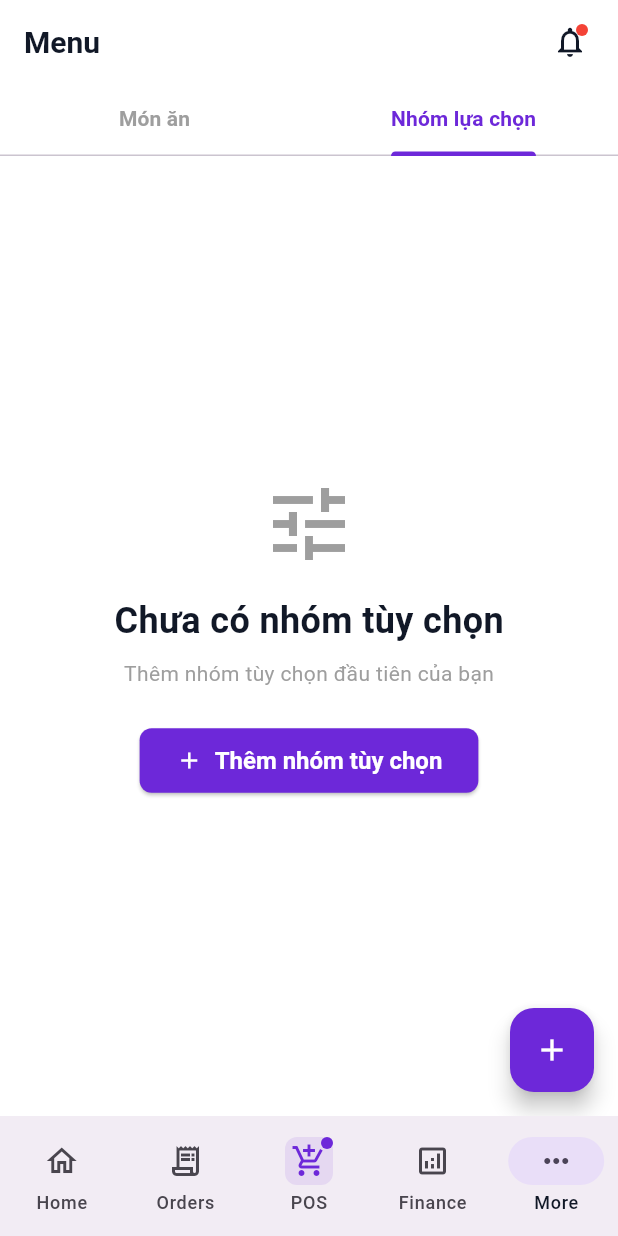
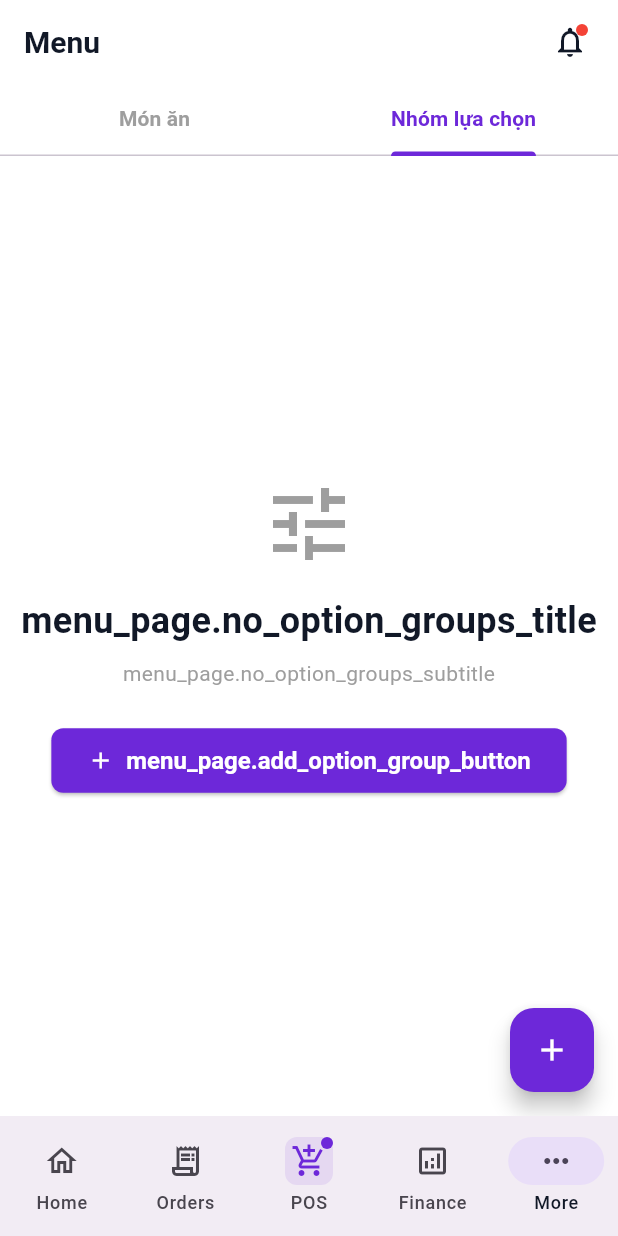
Before and after one commit to nhutquangnguyen/oishimenu-app, a Flutter app: the MenuPage screen opened by its route, tab 2 chosen, on a phone screen of 412 x 824 dp. Run offline on Flutter 3.47's test engine with Material 3 defaults, Android fonts, the phone set to English and light mode, and no system bars; our stand-ins replace easy_localization, fl_chart, flutter_riverpod, go_router, hive, hive_flutter and 5 more; accounts and stored records are empty.

Commit message:
Translate Menu page (40+ strings)
Replaced Vietnamese and English strings with translation keys:
- Empty option groups state (title, subtitle, button)
- Delete menu item dialog and messages
- Edit option group dialog
- Delete option group dialog and messages
- Add menu item/category options
- Category creation dialog
- Category/item reorder messages
- Item reorder dialog

All strings use easy_localization .tr() method with named arguments
for dynamic content (names, positions, errors).

🤖 Generated with [Claude Code](https://claude.com/claude-code)

Co-Authored-By: Claude <noreply@anthropic.com>

```diff
--- a/lib/features/menu/presentation/pages/menu_page.dart
+++ b/lib/features/menu/presentation/pages/menu_page.dart
@@ -1,6 +1,7 @@
 import 'package:flutter/material.dart';
 import 'package:flutter_riverpod/flutter_riverpod.dart';
 import 'package:go_router/go_router.dart';
+import 'package:easy_localization/easy_localization.dart';
 import '../../../../models/menu_item.dart';
 import '../../../../models/menu_options.dart';
 import '../../services/menu_service.dart';
@@ -350,15 +351,15 @@ class _MenuPageState extends ConsumerState<MenuPage> with TickerProviderStateMix
     final filteredGroups = _optionGroups;
 
     if (filteredGroups.isEmpty) {
-      final iconData = Icons.tune_outlined;
-      final title = 'Chưa có nhóm tùy chọn';
-      final subtitle = 'Thêm nhóm tùy chọn đầu tiên của bạn';
+      const iconData = Icons.tune_outlined;
+      final title = 'menu_page.no_option_groups_title'.tr();
+      final subtitle = 'menu_page.no_option_groups_subtitle'.tr();
 
       return Center(
         child: Column(
           mainAxisAlignment: MainAxisAlignment.center,
           children: [
-            Icon(iconData, size: 64, color: Colors.grey),
+            const Icon(iconData, size: 64, color: Colors.grey),
             const SizedBox(height: 16),
             Text(
               title,
@@ -373,7 +374,7 @@ class _MenuPageState extends ConsumerState<MenuPage> with TickerProviderStateMix
             ElevatedButton.icon(
               onPressed: () => _showAddOptionGroupDialog(),
               icon: const Icon(Icons.add),
-              label: const Text('Thêm nhóm tùy chọn'),
+              label: Text('menu_page.add_option_group_button'.tr()),
             ),
           ],
         ),
@@ -741,8 +742,8 @@ class _MenuPageState extends ConsumerState<MenuPage> with TickerProviderStateMix
     final confirm = await showDialog<bool>(
       context: context,
       builder: (context) => AlertDialog(
-        title: const Text('Delete Menu Item'),
-        content: Text('Are you sure you want to delete "${item.name}"?'),
+        title: Text('menu_page.delete_item_title'.tr()),
+        content: Text('menu_page.delete_item_message'.tr(namedArgs: {'name': item.name})),
         actions: [
           TextButton(
             onPressed: () => Navigator.pop(context, false),
@@ -750,7 +751,7 @@ class _MenuPageState extends ConsumerState<MenuPage> with TickerProviderStateMix
           ),
           TextButton(
             onPressed: () => Navigator.pop(context, true),
-            child: const Text('Delete', style: TextStyle(color: Colors.red)),
+            child: Text('menu_page.delete_button'.tr(), style: const TextStyle(color: Colors.red)),
           ),
         ],
       ),
@@ -764,8 +765,8 @@ class _MenuPageState extends ConsumerState<MenuPage> with TickerProviderStateMix
           await _loadMenuData();
           if (mounted) {
             ScaffoldMessenger.of(context).showSnackBar(
-              const SnackBar(
-                content: Text('Menu item deleted successfully'),
+              SnackBar(
+                content: Text('menu_page.delete_item_success'.tr()),
                 backgroundColor: Colors.green,
               ),
             );
@@ -775,7 +776,7 @@ class _MenuPageState extends ConsumerState<MenuPage> with TickerProviderStateMix
         if (mounted) {
           ScaffoldMessenger.of(context).showSnackBar(
             SnackBar(
-              content: Text('Error deleting item: $e'),
+              content: Text('menu_page.delete_item_error'.tr(namedArgs: {'error': e.toString()})),
               backgroundColor: Colors.red,
             ),
           );
@@ -842,15 +843,15 @@ class _MenuPageState extends ConsumerState<MenuPage> with TickerProviderStateMix
       context: context,
       barrierDismissible: false,
       builder: (context) => AlertDialog(
-        title: const Text('Chỉnh sửa nhóm tùy chọn ⚡'),
+        title: Text('menu_page.edit_option_group_title'.tr()),
         content: SingleChildScrollView(
           child: Column(
             mainAxisSize: MainAxisSize.min,
             children: [
-              Text('Đang chỉnh sửa: "${group.name}"'),
+              Text('menu_page.editing_group'.tr(namedArgs: {'name': group.name})),
               const SizedBox(height: 16),
               Text(
-                'Tính năng chỉnh sửa đang được phát triển.\nHiện tại bạn có thể xem và quản lý các nhóm tùy chọn.',
+                'menu_page.edit_group_message'.tr(),
                 style: TextStyle(color: Colors.grey[600]),
                 textAlign: TextAlign.center,
               ),
@@ -860,7 +861,7 @@ class _MenuPageState extends ConsumerState<MenuPage> with TickerProviderStateMix
         actions: [
           TextButton(
             onPressed: () => Navigator.pop(context),
-            child: const Text('Đóng'),
+            child: Text('menu_page.close_button'.tr()),
           ),
           ElevatedButton(
             onPressed: () {
@@ -869,7 +870,7 @@ class _MenuPageState extends ConsumerState<MenuPage> with TickerProviderStateMix
               // For now, navigate to dedicated editor if needed
               context.go('/menu/option-groups/${group.id}/edit');
             },
-            child: const Text('Mở trình chỉnh sửa'),
+            child: Text('menu_page.open_editor_button'.tr()),
           ),
         ],
       ),
@@ -880,15 +881,15 @@ class _MenuPageState extends ConsumerState<MenuPage> with TickerProviderStateMix
     showDialog(
       context: context,
       builder: (context) => AlertDialog(
-        title: const Text('Xóa nhóm tùy chọn'),
+        title: Text('menu_page.delete_option_group_title'.tr()),
         content: Column(
           mainAxisSize: MainAxisSize.min,
           crossAxisAlignment: CrossAxisAlignment.start,
           children: [
-            Text('Bạn có chắc chắn muốn xóa "${group.name}"?'),
+            Text('menu_page.delete_option_group_message'.tr(namedArgs: {'name': group.name})),
             const SizedBox(height: 8),
             Text(
-              'Hành động này không thể hoàn tác.',
+              'menu_page.cannot_undo_message'.tr(),
               style: TextStyle(
                 color: Colors.red[600],
                 fontSize: 12,
@@ -899,7 +900,7 @@ class _MenuPageState extends ConsumerState<MenuPage> with TickerProviderStateMix
         actions: [
           TextButton(
             onPressed: () => Navigator.pop(context),
-            child: const Text('Hủy'),
+            child: Text('menu_page.cancel_button'.tr()),
           ),
           TextButton(
             onPressed: () async {
@@ -907,7 +908,7 @@ class _MenuPageState extends ConsumerState<MenuPage> with TickerProviderStateMix
               await _deleteOptionGroup(group);
             },
             style: TextButton.styleFrom(foregroundColor: Colors.red),
-            child: const Text('Xóa'),
+            child: Text('menu_page.delete_button'.tr()),
           ),
         ],
       ),
@@ -925,14 +926,14 @@ class _MenuPageState extends ConsumerState<MenuPage> with TickerProviderStateMix
 
           ScaffoldMessenger.of(context).showSnackBar(
             SnackBar(
-              content: Text('Đã xóa "${group.name}"'),
+              content: Text('menu_page.delete_group_success'.tr(namedArgs: {'name': group.name})),
               backgroundColor: Colors.green,
             ),
           );
         } else {
           ScaffoldMessenger.of(context).showSnackBar(
             SnackBar(
-              content: Text('Lỗi khi xóa "${group.name}"'),
+              content: Text('menu_page.delete_group_error'.tr(namedArgs: {'name': group.name})),
               backgroundColor: Colors.red,
             ),
           );
@@ -942,7 +943,7 @@ class _MenuPageState extends ConsumerState<MenuPage> with TickerProviderStateMix
       if (mounted) {
         ScaffoldMessenger.of(context).showSnackBar(
           SnackBar(
-            content: Text('Lỗi: $e'),
+            content: Text('menu_page.error'.tr(namedArgs: {'error': e.toString()})),
             backgroundColor: Colors.red,
           ),
         );
@@ -1023,8 +1024,8 @@ class _MenuPageState extends ConsumerState<MenuPage> with TickerProviderStateMix
                 ),
                 child: Icon(Icons.restaurant_menu, color: Colors.green[600]),
               ),
-              title: const Text('Add Menu Item'),
-              subtitle: const Text('Add a new item to your menu'),
+              title: Text('menu_page.add_menu_item_title'.tr()),
+              subtitle: Text('menu_page.add_menu_item_subtitle'.tr()),
               onTap: () {
                 Navigator.pop(context);
                 // Small delay to ensure modal dismissal completes
@@ -1043,8 +1044,8 @@ class _MenuPageState extends ConsumerState<MenuPage> with TickerProviderStateMix
                 ),
                 child: Icon(Icons.category, color: Colors.blue[600]),
               ),
-              title: const Text('Add Category'),
-              subtitle: const Text('Create a new category for your items'),
+              title: Text('menu_page.add_category_title'.tr()),
+              subtitle: Text('menu_page.add_category_subtitle'.tr()),
               onTap: () {
                 Navigator.pop(context);
                 // Small delay to ensure modal dismissal completes
@@ -1086,7 +1087,7 @@ class _MenuPageState extends ConsumerState<MenuPage> with TickerProviderStateMix
             if (mounted) {
               ScaffoldMessenger.of(context).showSnackBar(
                 SnackBar(
-                  content: Text('Category "$categoryName" created successfully'),
+                  content: Text('menu_page.category_created_success'.tr(namedArgs: {'name': categoryName})),
                   backgroundColor: Colors.green,
                 ),
               );
@@ -1096,7 +1097,7 @@ class _MenuPageState extends ConsumerState<MenuPage> with TickerProviderStateMix
           if (mounted) {
             ScaffoldMessenger.of(context).showSnackBar(
               SnackBar(
-                content: Text('Error creating category: $e'),
+                content: Text('menu_page.category_created_error'.tr(namedArgs: {'error': e.toString()})),
                 backgroundColor: Colors.red,
               ),
             );
@@ -1112,12 +1113,12 @@ class _MenuPageState extends ConsumerState<MenuPage> with TickerProviderStateMix
     final controller = TextEditingController();
 
     return AlertDialog(
-      title: const Text('Add New Category'),
+      title: Text('menu_page.add_new_category_title'.tr()),
       content: TextField(
         controller: controller,
-        decoration: const InputDecoration(
-          hintText: 'Enter category name',
-          border: OutlineInputBorder(),
+        decoration: InputDecoration(
+          hintText: 'menu_page.enter_category_name'.tr(),
+          border: const OutlineInputBorder(),
         ),
         autofocus: true,
         textCapitalization: TextCapitalization.words,
@@ -1132,7 +1133,7 @@ class _MenuPageState extends ConsumerState<MenuPage> with TickerProviderStateMix
           onPressed: () {
             Navigator.of(context, rootNavigator: true).pop();
           },
-          child: const Text('Cancel'),
+          child: Text('menu_page.cancel_button'.tr()),
         ),
         TextButton(
           onPressed: () {
@@ -1141,7 +1142,7 @@ class _MenuPageState extends ConsumerState<MenuPage> with TickerProviderStateMix
               Navigator.of(context, rootNavigator: true).pop(text);
             }
           },
-          child: const Text('Add'),
+          child: Text('menu_page.add_button'.tr()),
         ),
       ],
     );
@@ -1187,18 +1188,18 @@ class _MenuPageState extends ConsumerState<MenuPage> with TickerProviderStateMix
         await _loadMenuData();
         if (mounted) {
           ScaffoldMessenger.of(context).showSnackBar(
-            const SnackBar(
-              content: Text('Category order updated successfully'),
+            SnackBar(
+              content: Text('menu_page.category_order_updated'.tr()),
               backgroundColor: Colors.green,
-              duration: Duration(seconds: 2),
+              duration: const Duration(seconds: 2),
             ),
           );
         }
       } else {
         if (mounted) {
           ScaffoldMessenger.of(context).showSnackBar(
-            const SnackBar(
-              content: Text('Failed to update category order'),
+            SnackBar(
+              content: Text('menu_page.category_order_failed'.tr()),
               backgroundColor: Colors.red,
             ),
           );
@@ -1209,7 +1210,7 @@ class _MenuPageState extends ConsumerState<MenuPage> with TickerProviderStateMix
       if (mounted) {
         ScaffoldMessenger.of(context).showSnackBar(
           SnackBar(
-            content: Text('Error reordering categories: $e'),
+            content: Text('menu_page.category_reorder_error'.tr(namedArgs: {'error': e.toString()})),
             backgroundColor: Colors.red,
           ),
         );
@@ -1242,18 +1243,18 @@ class _MenuPageState extends ConsumerState<MenuPage> with TickerProviderStateMix
         await _loadMenuData();
         if (mounted) {
           ScaffoldMessenger.of(context).showSnackBar(
-            const SnackBar(
-              content: Text('Menu item order updated successfully'),
+            SnackBar(
+              content: Text('menu_page.item_order_updated'.tr()),
               backgroundColor: Colors.green,
-              duration: Duration(seconds: 2),
+              duration: const Duration(seconds: 2),
             ),
           );
         }
       } else {
         if (mounted) {
           ScaffoldMessenger.of(context).showSnackBar(
-            const SnackBar(
-              content: Text('Failed to update menu item order'),
+            SnackBar(
+              content: Text('menu_page.item_order_failed'.tr()),
               backgroundColor: Colors.red,
             ),
           );
@@ -1264,7 +1265,7 @@ class _MenuPageState extends ConsumerState<MenuPage> with TickerProviderStateMix
       if (mounted) {
         ScaffoldMessenger.of(context).showSnackBar(
           SnackBar(
-            content: Text('Error reordering menu items: $e'),
+            content: Text('menu_page.item_reorder_error'.tr(namedArgs: {'error': e.toString()})),
             backgroundColor: Colors.red,
           ),
         );
@@ -1281,13 +1282,13 @@ class _MenuPageState extends ConsumerState<MenuPage> with TickerProviderStateMix
     showDialog(
       context: context,
       builder: (context) => AlertDialog(
-        title: Text('Reorder "${item.name}"'),
+        title: Text('menu_page.reorder_item_title'.tr(namedArgs: {'name': item.name})),
         content: Column(
           mainAxisSize: MainAxisSize.min,
           children: [
-            Text('Current position: ${currentIndex + 1} of ${items.length}'),
+            Text('menu_page.current_position'.tr(namedArgs: {'position': (currentIndex + 1).toString(), 'total': items.length.toString()})),
             const SizedBox(height: 16),
-            Text('Choose new position:', style: Theme.of(context).textTheme.titleSmall),
+            Text('menu_page.choose_new_position'.tr(), style: Theme.of(context).textTheme.titleSmall),
             const SizedBox(height: 8),
             SizedBox(
               height: 200,
@@ -1321,7 +1322,7 @@ class _MenuPageState extends ConsumerState<MenuPage> with TickerProviderStateMix
         actions: [
           TextButton(
             onPressed: () => Navigator.pop(context),
-            child: const Text('Cancel'),
+            child: Text('menu_page.cancel_button'.tr()),
           ),
         ],
       ),
@@ -1349,7 +1350,7 @@ class _MenuPageState extends ConsumerState<MenuPage> with TickerProviderStateMix
         if (mounted) {
           ScaffoldMessenger.of(context).showSnackBar(
             SnackBar(
-              content: Text('Moved "${item.name}" to position ${newIndex + 1}'),
+              content: Text('menu_page.item_moved_success'.tr(namedArgs: {'name': item.name, 'position': (newIndex + 1).toString()})),
               backgroundColor: Colors.green,
             ),
           );
@@ -1357,8 +1358,8 @@ class _MenuPageState extends ConsumerState<MenuPage> with TickerProviderStateMix
       } else {
         if (mounted) {
           ScaffoldMessenger.of(context).showSnackBar(
-            const SnackBar(
-              content: Text('Failed to reorder menu item'),
+            SnackBar(
+              content: Text('menu_page.item_reorder_failed'.tr()),
               backgroundColor: Colors.red,
             ),
           );
@@ -1369,7 +1370,7 @@ class _MenuPageState extends ConsumerState<MenuPage> with TickerProviderStateMix
       if (mounted) {
         ScaffoldMessenger.of(context).showSnackBar(
           SnackBar(
-            content: Text('Error reordering item: $e'),
+            content: Text('menu_page.item_move_error'.tr(namedArgs: {'error': e.toString()})),
             backgroundColor: Colors.red,
           ),
         );
```
